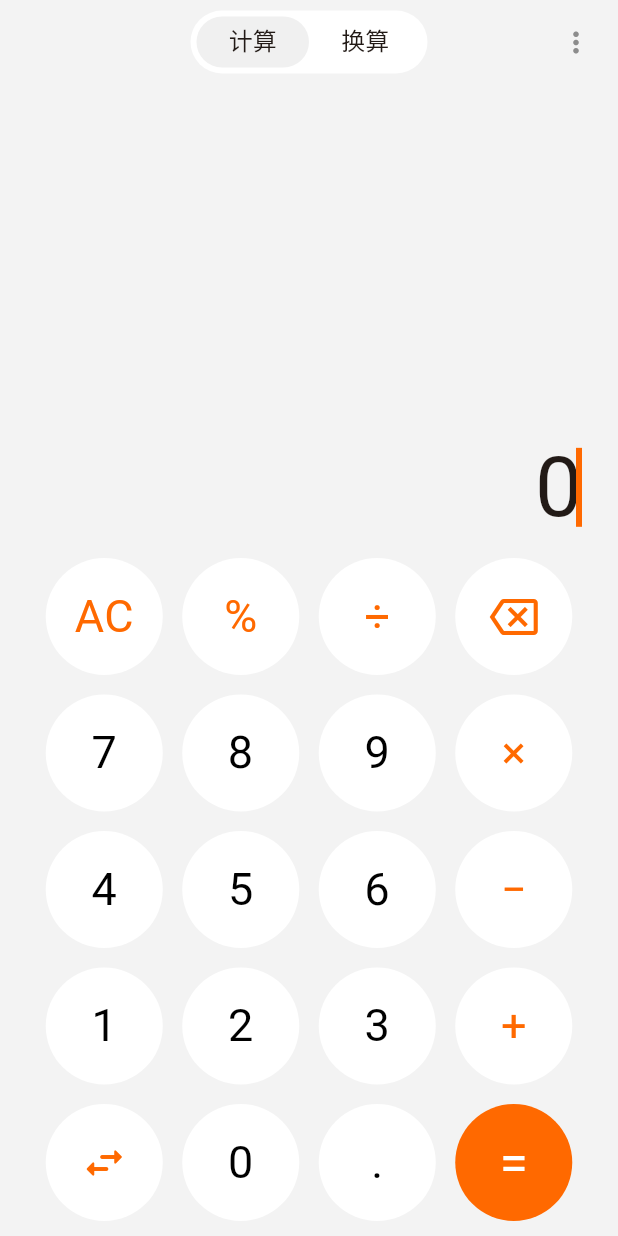
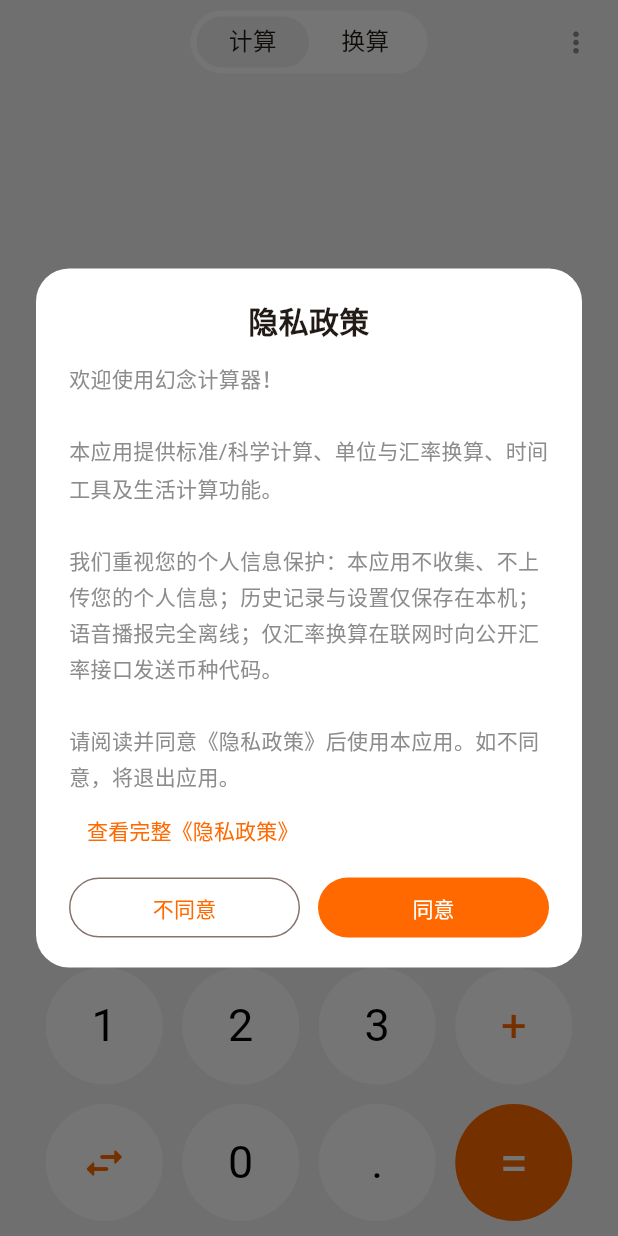
Before and after one commit to fnthinklevi/FnthinkCalculator, a Flutter app: the screen it shows after launch, on a phone screen of 412 x 824 dp. Run offline on Flutter 3.47's test engine with Material 3 defaults, Android fonts, the phone set to English and light mode, and no system bars; our stand-ins replace audioplayers, shared_preferences.

Commit message:
feat: 新增首启隐私弹窗与隐私政策页
- 首次启动且未同意时显示不可取消的隐私弹窗；同意持久化到 settings.privacyAccepted.v1，不同意退出
- 新增完整隐私政策页，首启弹窗与设置页底部入口共用
- 设置页关于分组新增底部“隐私政策”入口，删除“数据保存”条目
- 补充隐私仓库/首启/设置页测试；225 项测试与 analyze 全绿
- 更新 README、base 与 xiaomi-reference 的隐私与读数说明

```diff
--- a/lib/app/app.dart
+++ b/lib/app/app.dart
@@ -4,6 +4,7 @@ import 'package:flutter_localizations/flutter_localizations.dart';
 import '../features/calculator/calculator_controller.dart';
 import '../theme/app_theme.dart';
 import 'app_scope.dart';
+import 'privacy_gate.dart';
 import 'settings_controller.dart';
 import 'shell.dart';
 import 'wide_layout.dart';
@@ -35,7 +36,9 @@ class FnthinkCalculatorApp extends StatelessWidget {
             supportedLocales: const [Locale('zh', 'CN')],
             localizationsDelegates: GlobalMaterialLocalizations.delegates,
             builder: (context, child) => AppWideLayout(child: child!),
-            home: AppShell(calculatorController: calculatorController),
+            home: PrivacyGate(
+              child: AppShell(calculatorController: calculatorController),
+            ),
           );
         },
       ),
--- /dev/null
+++ b/lib/app/privacy_gate.dart
@@ -0,0 +1,154 @@
+import 'package:flutter/material.dart';
+import 'package:flutter/services.dart';
+
+import '../features/settings/privacy_policy_page.dart';
+import '../theme/tokens.dart';
+import 'app_scope.dart';
+
+class PrivacyGate extends StatefulWidget {
+  const PrivacyGate({super.key, required this.child});
+
+  final Widget child;
+
+  @override
+  State<PrivacyGate> createState() => _PrivacyGateState();
+}
+
+class _PrivacyGateState extends State<PrivacyGate> {
+  bool _checked = false;
+
+  @override
+  void didChangeDependencies() {
+    super.didChangeDependencies();
+    if (_checked) return;
+    _checked = true;
+    final settings = AppScope.of(context);
+    if (settings.privacyAccepted) return;
+
+    WidgetsBinding.instance.addPostFrameCallback((_) async {
+      if (!mounted) return;
+      final accepted = await showDialog<bool>(
+        context: context,
+        barrierDismissible: false,
+        builder: (dialogContext) => PrivacyConsentDialog(
+          onViewPolicy: () {
+            Navigator.of(dialogContext).push(
+              MaterialPageRoute<void>(
+                builder: (_) => const PrivacyPolicyPage(),
+              ),
+            );
+          },
+          onAgree: () => Navigator.of(dialogContext).pop(true),
+          onDisagree: () => Navigator.of(dialogContext).pop(false),
+        ),
+      );
+      if (!mounted) return;
+      if (accepted == true) {
+        settings.privacyAccepted = true;
+      } else if (accepted == false) {
+        SystemNavigator.pop();
+      }
+    });
+  }
+
+  @override
+  Widget build(BuildContext context) => widget.child;
+}
+
+class PrivacyConsentDialog extends StatelessWidget {
+  const PrivacyConsentDialog({
+    super.key,
+    required this.onViewPolicy,
+    required this.onAgree,
+    required this.onDisagree,
+  });
+
+  final VoidCallback onViewPolicy;
+  final VoidCallback onAgree;
+  final VoidCallback onDisagree;
+
+  @override
+  Widget build(BuildContext context) {
+    final theme = Theme.of(context);
+    final maxHeight = MediaQuery.sizeOf(context).height * 0.74;
+    return PopScope(
+      canPop: false,
+      child: Dialog(
+        key: const Key('privacy-consent-dialog'),
+        insetPadding: const EdgeInsets.symmetric(horizontal: 24, vertical: 36),
+        shape: RoundedRectangleBorder(borderRadius: BorderRadius.circular(22)),
+        child: ConstrainedBox(
+          constraints: BoxConstraints(maxWidth: 420, maxHeight: maxHeight),
+          child: Padding(
+            padding: const EdgeInsets.fromLTRB(22, 20, 22, 16),
+            child: Column(
+              mainAxisSize: MainAxisSize.min,
+              crossAxisAlignment: CrossAxisAlignment.stretch,
+              children: [
+                Text(
+                  '隐私政策',
+                  textAlign: TextAlign.center,
+                  style: TextStyle(
+                    fontSize: 20,
+                    fontWeight: FontWeight.w600,
+                    color: theme.colorScheme.onSurface,
+                  ),
+                ),
+                const SizedBox(height: 12),
+                Flexible(
+                  child: SingleChildScrollView(
+                    child: Text(
+                      '欢迎使用幻念计算器！\n\n'
+                      '本应用提供标准/科学计算、单位与汇率换算、时间工具及生活计算功能。\n\n'
+                      '我们重视您的个人信息保护：本应用不收集、不上传您的个人信息；'
+                      '历史记录与设置仅保存在本机；语音播报完全离线；'
+                      '仅汇率换算在联网时向公开汇率接口发送币种代码。\n\n'
+                      '请阅读并同意《隐私政策》后使用本应用。如不同意，将退出应用。',
+                      style: TextStyle(
+                        fontSize: 14,
+                        height: 1.7,
+                        color: CalcColors.secondaryText(context),
+                      ),
+                    ),
+                  ),
+                ),
+                Align(
+                  alignment: Alignment.centerLeft,
+                  child: TextButton(
+                    key: const Key('privacy-view-policy'),
+                    onPressed: onViewPolicy,
+                    child: const Text('查看完整《隐私政策》'),
+                  ),
+                ),
+                const SizedBox(height: 4),
+                Row(
+                  children: [
+                    Expanded(
+                      child: OutlinedButton(
+                        key: const Key('privacy-disagree'),
+                        onPressed: onDisagree,
+                        child: const Text('不同意'),
+                      ),
+                    ),
+                    const SizedBox(width: 12),
+                    Expanded(
+                      child: FilledButton(
+                        key: const Key('privacy-agree'),
+                        onPressed: onAgree,
+                        style: FilledButton.styleFrom(
+                          backgroundColor: CalcColors.orange,
+                          foregroundColor: Colors.white,
+                        ),
+                        child: const Text('同意'),
+                      ),
+                    ),
+                  ],
+                ),
+              ],
+            ),
+          ),
+        ),
+      ),
+    );
+  }
+}
--- a/lib/app/settings_controller.dart
+++ b/lib/app/settings_controller.dart
@@ -16,6 +16,7 @@ class SettingsController extends ChangeNotifier {
     bool? voice,
     AngleUnit? angleUnit,
     PercentMode? percentMode,
+    bool? privacyAccepted,
     SettingsRepository? repository,
   }) : this._(
          themeMode ?? repository?.loadThemeMode() ?? ThemeMode.system,
@@ -23,6 +24,7 @@ class SettingsController extends ChangeNotifier {
          voice ?? repository?.loadVoice() ?? false,
          angleUnit ?? repository?.loadAngleUnit() ?? AngleUnit.degrees,
          percentMode ?? repository?.loadPercentMode() ?? PercentMode.value,
+         privacyAccepted ?? repository?.loadPrivacyAccepted() ?? true,
          repository,
        );
 
@@ -32,6 +34,7 @@ class SettingsController extends ChangeNotifier {
     this._voice,
     this._angleUnit,
     this._percentMode,
+    this._privacyAccepted,
     this._repository,
   );
 
@@ -41,12 +44,14 @@ class SettingsController extends ChangeNotifier {
   bool _voice;
   AngleUnit _angleUnit;
   PercentMode _percentMode;
+  bool _privacyAccepted;
 
   ThemeMode get themeMode => _themeMode;
   bool get haptics => _haptics;
   bool get voice => _voice;
   AngleUnit get angleUnit => _angleUnit;
   PercentMode get percentMode => _percentMode;
+  bool get privacyAccepted => _privacyAccepted;
 
   set themeMode(ThemeMode value) {
     if (_themeMode == value) return;
@@ -82,4 +87,11 @@ class SettingsController extends ChangeNotifier {
     unawaited(_repository?.savePercentMode(value));
     notifyListeners();
   }
+
+  set privacyAccepted(bool value) {
+    if (_privacyAccepted == value) return;
+    _privacyAccepted = value;
+    unawaited(_repository?.savePrivacyAccepted(value));
+    notifyListeners();
+  }
 }
--- a/lib/app/settings_repository.dart
+++ b/lib/app/settings_repository.dart
@@ -14,6 +14,7 @@ class SettingsRepository {
   static const _voiceKey = 'settings.voice.v1';
   static const _angleKey = 'settings.angleUnit.v1';
   static const _percentKey = 'settings.percentMode.v1';
+  static const _privacyAcceptedKey = 'settings.privacyAccepted.v1';
 
   ThemeMode loadThemeMode() {
     return switch (_prefs.getString(_themeKey)) {
@@ -26,6 +27,8 @@ class SettingsRepository {
   bool loadHaptics() => _prefs.getBool(_hapticsKey) ?? true;
 
   bool loadVoice() => _prefs.getBool(_voiceKey) ?? false;
+
+  bool loadPrivacyAccepted() => _prefs.getBool(_privacyAcceptedKey) ?? false;
 
   AngleUnit loadAngleUnit() {
     return _prefs.getString(_angleKey) == 'radians'
@@ -51,6 +54,10 @@ class SettingsRepository {
     return _prefs.setBool(_voiceKey, value);
   }
 
+  Future<void> savePrivacyAccepted(bool value) {
+    return _prefs.setBool(_privacyAcceptedKey, value);
+  }
+
   Future<void> saveAngleUnit(AngleUnit unit) {
     return _prefs.setString(_angleKey, unit.name);
   }
--- /dev/null
+++ b/lib/features/settings/privacy_policy_page.dart
@@ -0,0 +1,92 @@
+import 'package:flutter/material.dart';
+
+import '../../theme/tokens.dart';
+import '../../widgets/page_header.dart';
+
+class PrivacyPolicyPage extends StatelessWidget {
+  const PrivacyPolicyPage({super.key});
+
+  static const _sections = <(String, String)>[
+    ('一、适用范围', '本政策适用于幻念计算器 Android 应用。使用本应用前，请阅读并理解本政策。'),
+    (
+      '二、我们收集的信息',
+      '本应用不要求注册账号，不收集姓名、手机号、通讯录、位置、相机、麦克风、设备标识符或使用统计；不包含广告或第三方统计 SDK。',
+    ),
+    ('三、本地数据', '计算历史、设置和汇率缓存保存在应用私有存储中。卸载应用或清除应用数据会删除这些内容，我们无法远程访问或恢复。'),
+    (
+      '四、联网说明',
+      '仅汇率换算会访问公开汇率接口（open.er-api.com，失败时回退 api.frankfurter.dev），请求只包含基础货币代码，不包含个人身份信息。其余计算、语音和历史功能均可离线使用。',
+    ),
+    ('五、语音播报', '按键与结果语音为构建期生成并随安装包分发的离线短音频。运行时不录音、不上传音频，也不调用系统 TTS。'),
+    ('六、第三方服务', '除公开汇率接口外，本应用不集成第三方分析、广告或账号 SDK。公开汇率接口的请求处理受其自身隐私政策约束。'),
+    (
+      '七、您的权利',
+      '您可以在设置中清空历史记录、修改设置，或卸载应用以停止使用并删除本地数据。由于本应用不建立账号，我们无法按账号检索或删除数据，因为不存在可供检索的账号数据。',
+    ),
+    ('八、未成年人', '本应用不面向未成年人收集个人信息；如未成年人使用，建议在监护人指导下阅读本政策。'),
+    ('九、政策更新', '功能或数据处理方式发生变化时，我们会更新本政策并在版本记录中说明；重大变化会在应用内提示。'),
+    ('十、联系我们', '如对本政策有疑问，可通过项目仓库的 Issue 反馈。'),
+    ('十一、同意', '首次启动时点击“同意”即表示您已阅读并同意本政策。您可以在设置页底部随时查看本政策；如不同意，请停止使用并退出应用。'),
+  ];
+
+  @override
+  Widget build(BuildContext context) {
+    final secondary = CalcColors.secondaryText(context);
+    return Scaffold(
+      key: const Key('privacy-policy-page'),
+      backgroundColor: CalcColors.displayBackground(context),
+      body: SafeArea(
+        child: Column(
+          children: [
+            PageHeader(
+              title: '隐私政策',
+              titleKey: const Key('privacy-policy-title'),
+              onBack: () => Navigator.of(context).pop(),
+            ),
+            Expanded(
+              child: ListView(
+                key: const Key('privacy-policy-content'),
+                padding: const EdgeInsets.fromLTRB(24, 8, 24, 32),
+                children: [
+                  Text(
+                    '幻念计算器隐私政策',
+                    style: TextStyle(
+                      fontSize: 22,
+                      fontWeight: FontWeight.w600,
+                      color: Theme.of(context).colorScheme.onSurface,
+                    ),
+                  ),
+                  const SizedBox(height: 6),
+                  Text(
+                    '更新日期：2026-10-31 · 生效日期：2026-10-31',
+                    style: TextStyle(fontSize: 13, color: secondary),
+                  ),
+                  const SizedBox(height: 18),
+                  for (final (title, body) in _sections) ...[
+                    Text(
+                      title,
+                      style: const TextStyle(
+                        fontSize: 16,
+                        fontWeight: FontWeight.w600,
+                      ),
+                    ),
+                    const SizedBox(height: 6),
+                    Text(
+                      body,
+                      style: TextStyle(
+                        fontSize: 14,
+                        height: 1.7,
+                        color: secondary,
+                      ),
+                    ),
+                    const SizedBox(height: 18),
+                  ],
+                ],
+              ),
+            ),
+          ],
+        ),
+      ),
+    );
+  }
+}
--- a/lib/features/settings/settings_page.dart
+++ b/lib/features/settings/settings_page.dart
@@ -2,6 +2,7 @@ import 'package:flutter/material.dart';
 
 import '../../app/settings_controller.dart';
 import '../../theme/tokens.dart';
+import 'privacy_policy_page.dart';
 
 class SettingsPage extends StatelessWidget {
   const SettingsPage({super.key, required this.settings});
@@ -118,7 +119,16 @@ class SettingsPage extends StatelessWidget {
                           ),
                         ),
                       ),
-                      _InfoRow(title: '数据保存', subtitle: '历史记录与设置仅保存在本机'),
+                      _InfoRow(
+                        key: const Key('settings-privacy-policy'),
+                        title: '隐私政策',
+                        subtitle: '查看完整隐私政策',
+                        onTap: () => Navigator.of(context).push(
+                          MaterialPageRoute<void>(
+                            builder: (_) => const PrivacyPolicyPage(),
+                          ),
+                        ),
+                      ),
                     ],
                   ),
                 ),
```
Also changed, not shown: 6 other files.
